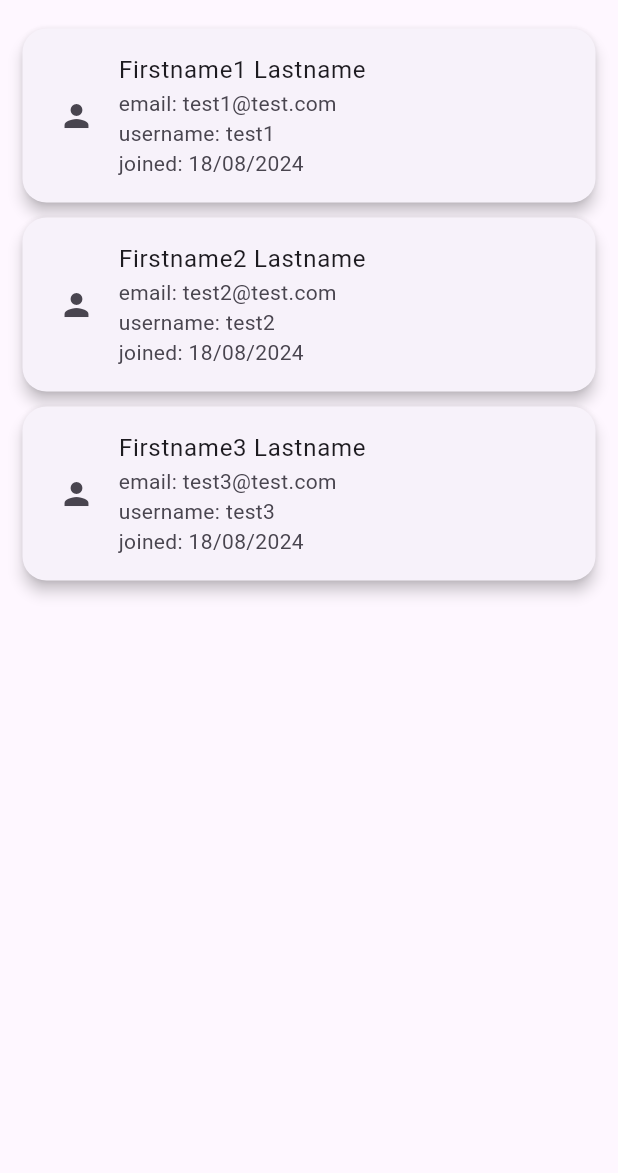
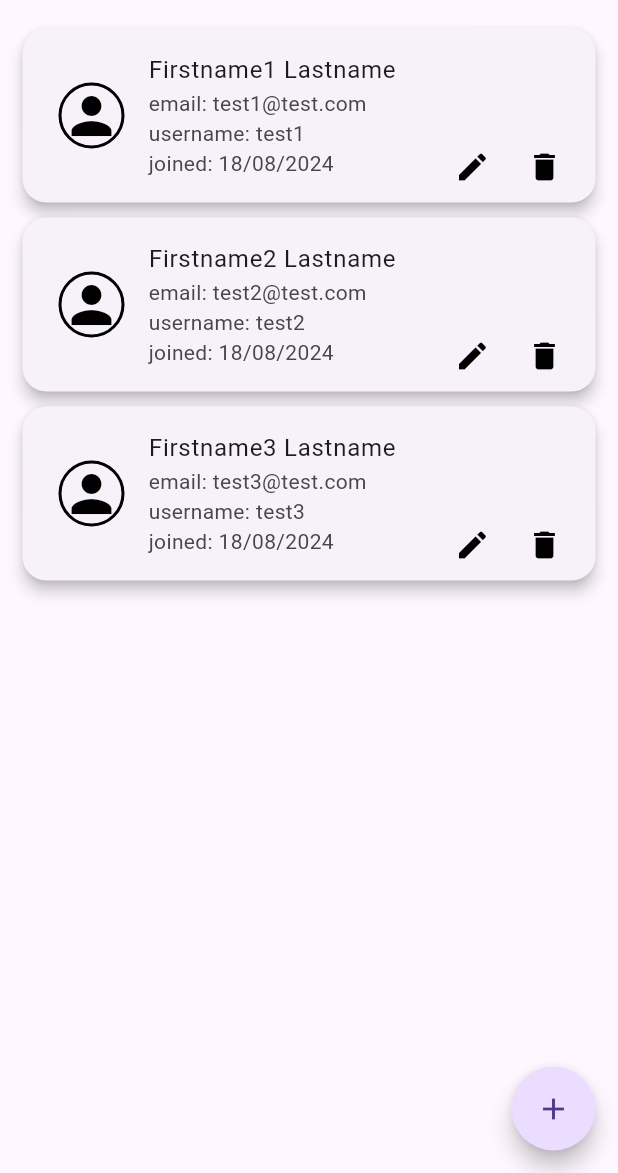
Before and after one commit to oBR1o/Test_User_App, a Flutter app: the screen it shows after launch, on a phone screen of 412 x 824 dp, the part 63-1236 px from its top. Run offline on Flutter 3.47's test engine with Material 3 defaults, Android fonts, the phone set to English and light mode, and no system bars; our stand-ins replace equatable, flutter_bloc.

Commit message:
add icon on screen

```diff
--- a/lib/widgets/user_list.dart
+++ b/lib/widgets/user_list.dart
@@ -2,6 +2,7 @@ import 'package:flutter/material.dart';
 import 'package:flutter_bloc/flutter_bloc.dart';
 import 'package:makework/bloc/app_bloc.dart';
 import 'package:intl/intl.dart';
+
 class UserList extends StatelessWidget {
   const UserList({super.key});
 
@@ -22,7 +23,9 @@ class UserList extends StatelessWidget {
       );
     }
 
-    return ListView.builder(
+    return Stack(
+      children: [
+        ListView.builder(
           itemCount: users.length,
           itemBuilder: (context, index) {
             return Card(
@@ -37,23 +40,84 @@ class UserList extends StatelessWidget {
                 top: 5,
                 bottom: 5,
               ),
-          child: Padding(
+              child: Stack(
+                children: [
+                  Padding(
                     padding: const EdgeInsets.all(8),
                     child: ListTile(
-              leading: const Icon(Icons.person),
-              title: Text('${users[index].firstName} ${users[index].lastName}'),
+                      leading: Stack(
+                        children: [
+                          Container(
+                            decoration: BoxDecoration(
+                                shape: BoxShape.circle,
+                                border:
+                                    Border.all(color: Colors.black, width: 2)),
+                            child: const CircleAvatar(
+                              backgroundColor: Colors.transparent,
+                              child: Icon(
+                                Icons.person,
+                                size: 40,
+                                color: Colors.black,
+                              ),
+                            ),
+                          ),
+                        ],
+                      ),
+                      title: Text(
+                          '${users[index].firstName} ${users[index].lastName}'),
                       subtitle: Column(
                         crossAxisAlignment: CrossAxisAlignment.start,
                         children: [
                           Text('email: ${users[index].email}'),
                           Text('username: ${users[index].userName}'),
-                  Text('joined: ${DateFormat('dd/MM/yyyy').format(users[index].dateJoined!)}'),
+                          Text(
+                              'joined: ${DateFormat('dd/MM/yyyy').format(users[index].dateJoined!)}'),
                         ],
-              )
                       ),
+                    ),
+                  ),
+                  Positioned(
+                    bottom: 0,
+                    right: 10,
+                    child: Row(
+                      mainAxisSize: MainAxisSize.min,
+                      children: [
+                        IconButton(
+                          icon: const Icon(
+                            Icons.edit,
+                            color: Colors.black,
+                          ),
+                          onPressed: () {},
+                        ),
+                        IconButton(
+                          icon: const Icon(
+                            Icons.delete,
+                            color: Colors.black,
+                          ),
+                          onPressed: () {},
+                        ),
+                      ],
+                    ),
+                  ),
+                ],
               ),
             );
           },
+        ),
+        Positioned(
+          bottom: 15,
+          right: 15,
+          child: Column(
+            children: [
+              FloatingActionButton(
+                onPressed: () {},
+                shape: const CircleBorder(),
+                child: const Icon(Icons.add),
+              ),
+            ],
+          ),
+        ),
+      ],
     );
   }
 }
```
Lines whose indentation alone changed are shown as unchanged.
